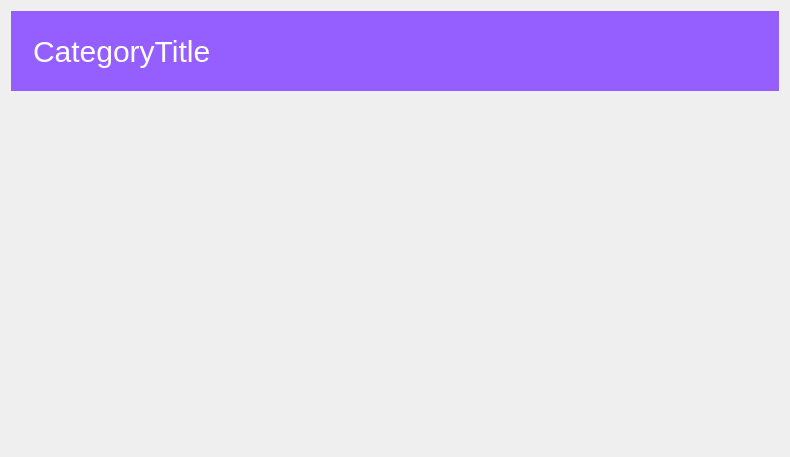
Above: copyclare/ui/banner.ui from MotionInput/Team14-CopyClare before the change. Below: the same form after it.
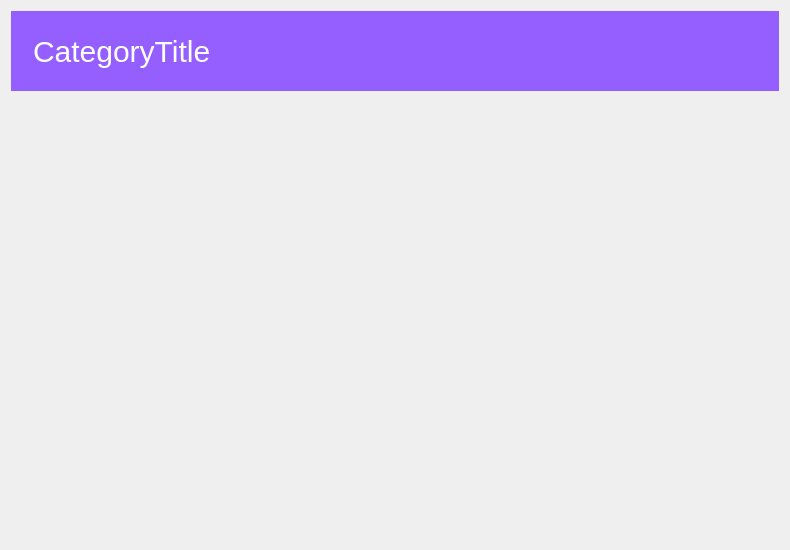
That is the form after the change.

```diff
--- a/copyclare/ui/banner.ui
+++ b/copyclare/ui/banner.ui
@@ -7,13 +7,13 @@
     <x>0</x>
     <y>0</y>
     <width>790</width>
-    <height>457</height>
+    <height>550</height>
    </rect>
   </property>
   <property name="minimumSize">
    <size>
     <width>0</width>
-    <height>450</height>
+    <height>550</height>
    </size>
   </property>
   <property name="font">
@@ -81,7 +81,7 @@
         <x>0</x>
         <y>0</y>
         <width>766</width>
-        <height>345</height>
+        <height>438</height>
        </rect>
       </property>
       <layout class="QHBoxLayout" name="horizontalLayout">
```
